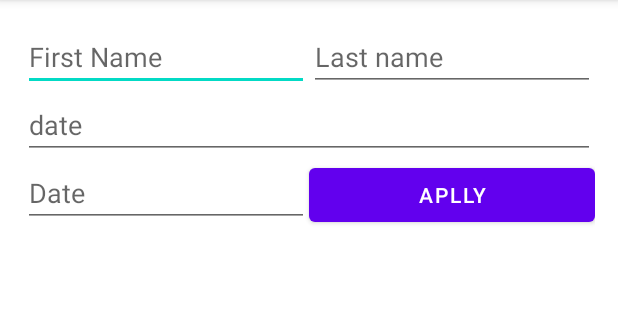
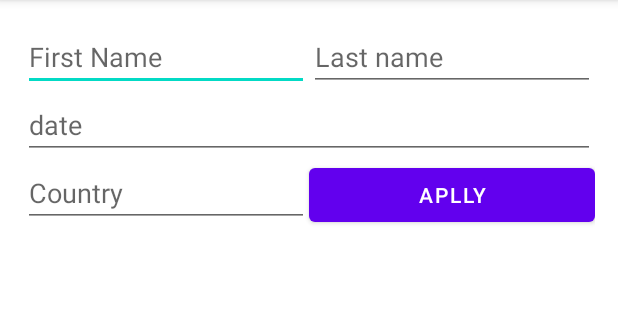
Before and after one commit to MahhmoudRefat/AndroidTest, an Android app: the screen it shows after launch (MainActivity), on a phone screen of 412 x 824 dp, the part 84-404 px from its top. Run offline under Robolectric (Android 15) with nearby library versions, the phone set to English and light mode, and no system bars.

Commit message:
new form with Constrains test 1

```diff
--- a/app/src/main/res/layout/activity_main.xml
+++ b/app/src/main/res/layout/activity_main.xml
@@ -59,7 +59,7 @@
         android:layout_width="0dp"
         android:layout_height="wrap_content"
         android:ems="10"
-        android:hint="Date"
+        android:hint="Country"
         android:inputType="textPersonName"
         app:layout_constraintEnd_toStartOf="@+id/button"
         app:layout_constraintHorizontal_bias="0.5"
```
